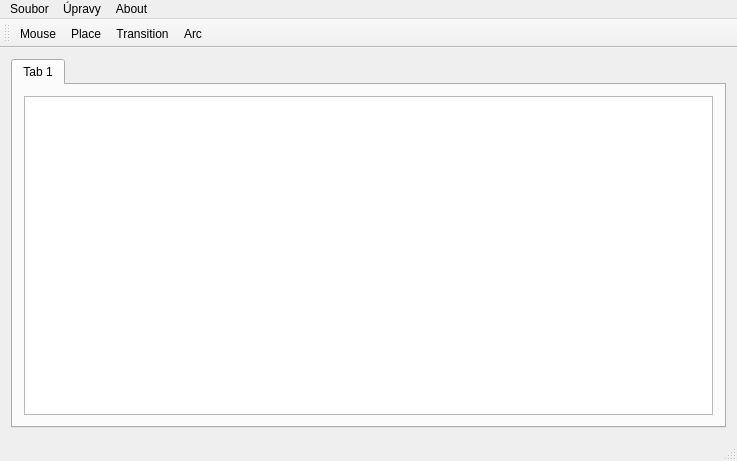
Before: the Qt Designer form src/pn/mainwindow.ui in Artimi/icp_pn, drawn with Qt 5.
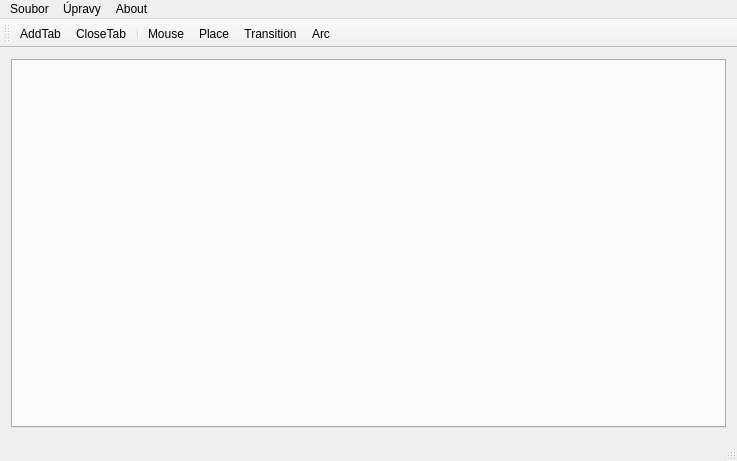
After: the same form once the commit is applied.

What changed in the file:
```diff
--- a/src/pn/mainwindow.ui
+++ b/src/pn/mainwindow.ui
@@ -20,16 +20,6 @@
       <property name="currentIndex">
        <number>0</number>
       </property>
-      <widget class="QWidget" name="tab_3">
-       <attribute name="title">
-        <string>Tab 1</string>
-       </attribute>
-       <layout class="QVBoxLayout" name="verticalLayout_2">
-        <item>
-         <widget class="QGraphicsView" name="graphicsView"/>
-        </item>
-       </layout>
-      </widget>
      </widget>
     </item>
    </layout>
@@ -79,6 +69,9 @@
    <attribute name="toolBarBreak">
     <bool>false</bool>
    </attribute>
+   <addaction name="actionAddTab"/>
+   <addaction name="actionCloseTab"/>
+   <addaction name="separator"/>
    <addaction name="actionMouse"/>
    <addaction name="actionPlace"/>
    <addaction name="actionTransition"/>
@@ -152,6 +145,16 @@
     <string>&amp;Konec</string>
    </property>
   </action>
+  <action name="actionAddTab">
+   <property name="text">
+    <string>AddTab</string>
+   </property>
+  </action>
+  <action name="actionCloseTab">
+   <property name="text">
+    <string>CloseTab</string>
+   </property>
+  </action>
  </widget>
  <layoutdefault spacing="6" margin="11"/>
  <tabstops>
```
Left out of the diff: 5 changed lines with no effect on the pictures.
